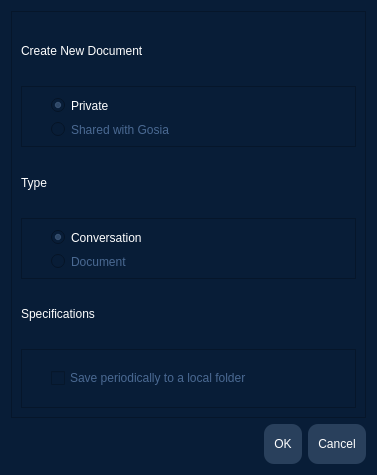
This is popup.ui in malgorzatagwinner/NewDawn as Qt 5 draws it before an edit. The edited form follows.
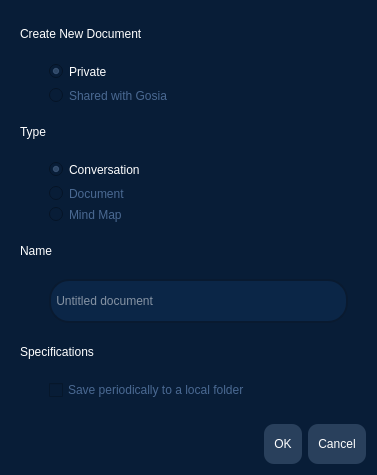
This is the edited form.

Commit message: Popup and logo

The edit to the form file:
```diff
--- a/popup.ui
+++ b/popup.ui
@@ -77,8 +77,24 @@
 }</string>
   </property>
   <layout class="QGridLayout" name="gridLayout">
+   <item row="1" column="0">
+    <widget class="QDialogButtonBox" name="buttonBox">
+     <property name="styleSheet">
+      <string notr="true">QPushButton{
+	color: rgb(255, 255, 255);
+	background-color: rgb(41, 64, 92);
+}</string>
+     </property>
+     <property name="orientation">
+      <enum>Qt::Horizontal</enum>
+     </property>
+     <property name="standardButtons">
+      <set>QDialogButtonBox::Cancel|QDialogButtonBox::Ok</set>
+     </property>
+    </widget>
+   </item>
    <item row="0" column="0">
-    <widget class="QFrame" name="frame">
+    <widget class="QWidget" name="widget" native="true">
      <property name="sizePolicy">
       <sizepolicy hsizetype="Expanding" vsizetype="Expanding">
        <horstretch>0</horstretch>
@@ -88,14 +104,81 @@
      <property name="styleSheet">
       <string notr="true"/>
      </property>
-     <property name="frameShape">
-      <enum>QFrame::StyledPanel</enum>
-     </property>
-     <property name="frameShadow">
-      <enum>QFrame::Raised</enum>
-     </property>
      <layout class="QGridLayout" name="gridLayout_3">
+      <item row="5" column="0">
+       <widget class="QFrame" name="frame">
+        <layout class="QGridLayout" name="gridLayout_6">
+         <item row="0" column="0">
+          <spacer name="horizontalSpacer_4">
+           <property name="orientation">
+            <enum>Qt::Horizontal</enum>
+           </property>
+           <property name="sizeType">
+            <enum>QSizePolicy::Fixed</enum>
+           </property>
+           <property name="sizeHint" stdset="0">
+            <size>
+             <width>20</width>
+             <height>20</height>
+            </size>
+           </property>
+          </spacer>
+         </item>
+         <item row="0" column="1">
+          <widget class="QLineEdit" name="name">
+           <property name="styleSheet">
+            <string notr="true">QLineEdit{
+border: 2px solid rgb(9, 26, 48);
+border-radius: 20px;
+color: #FFF;
+background-color: rgb(11, 38, 71);
+}
+
+QLineEdit:hover{
+border: 2px solid rgb(14, 47, 88);
+background-color: rgb(14, 47, 88);
+}
+
+QLineEdit:focus{
+border: 2px solid rgb(114, 159, 207);
+background-color: rgb(14, 47, 88);
+}</string>
+           </property>
+           <property name="placeholderText">
+            <string> Untitled document</string>
+           </property>
+          </widget>
+         </item>
+        </layout>
+       </widget>
+      </item>
       <item row="4" column="0">
+       <widget class="QLabel" name="label_4">
+        <property name="styleSheet">
+         <string notr="true">QLabel{
+	font: 12pt &quot;Ubuntu&quot;;
+color: rgb(255, 255, 255);
+}</string>
+        </property>
+        <property name="text">
+         <string>Name</string>
+        </property>
+       </widget>
+      </item>
+      <item row="0" column="0">
+       <widget class="QLabel" name="label">
+        <property name="styleSheet">
+         <string notr="true">QLabel{
+	font: 12pt &quot;Ubuntu&quot;;
+color: rgb(255, 255, 255);
+}</string>
+        </property>
+        <property name="text">
+         <string>Create New Document</string>
+        </property>
+       </widget>
+      </item>
+      <item row="7" column="0">
        <widget class="QLabel" name="label_2">
         <property name="sizePolicy">
          <sizepolicy hsizetype="Expanding" vsizetype="Preferred">
@@ -114,14 +197,53 @@
         </property>
        </widget>
       </item>
+      <item row="2" column="0">
+       <widget class="QLabel" name="label_3">
+        <property name="styleSheet">
+         <string notr="true">QLabel{
+	font: 12pt &quot;Ubuntu&quot;;
+color: rgb(255, 255, 255);
+}</string>
+        </property>
+        <property name="text">
+         <string>Type</string>
+        </property>
+       </widget>
+      </item>
+      <item row="8" column="0">
+       <widget class="QWidget" name="widget_4" native="true">
+        <layout class="QGridLayout" name="gridLayout_5">
+         <item row="0" column="0">
+          <spacer name="horizontalSpacer_3">
+           <property name="orientation">
+            <enum>Qt::Horizontal</enum>
+           </property>
+           <property name="sizeType">
+            <enum>QSizePolicy::Fixed</enum>
+           </property>
+           <property name="sizeHint" stdset="0">
+            <size>
+             <width>20</width>
+             <height>20</height>
+            </size>
+           </property>
+          </spacer>
+         </item>
+         <item row="0" column="1">
+          <widget class="QCheckBox" name="save_to_loc">
+           <property name="styleSheet">
+            <string notr="true"/>
+           </property>
+           <property name="text">
+            <string>Save periodically to a local folder</string>
+           </property>
+          </widget>
+         </item>
+        </layout>
+       </widget>
+      </item>
       <item row="3" column="0">
-       <widget class="QFrame" name="frame_3">
-        <property name="frameShape">
-         <enum>QFrame::StyledPanel</enum>
-        </property>
-        <property name="frameShadow">
-         <enum>QFrame::Raised</enum>
-        </property>
+       <widget class="QWidget" name="widget_3" native="true">
         <layout class="QGridLayout" name="gridLayout_4">
          <item row="0" column="1">
           <widget class="QRadioButton" name="type_conv">
@@ -136,6 +258,22 @@
            </property>
           </widget>
          </item>
+         <item row="0" column="0">
+          <spacer name="horizontalSpacer_2">
+           <property name="orientation">
+            <enum>Qt::Horizontal</enum>
+           </property>
+           <property name="sizeType">
+            <enum>QSizePolicy::Fixed</enum>
+           </property>
+           <property name="sizeHint" stdset="0">
+            <size>
+             <width>20</width>
+             <height>20</height>
+            </size>
+           </property>
+          </spacer>
+         </item>
          <item row="1" column="1">
           <widget class="QRadioButton" name="type_doc">
            <property name="styleSheet">
@@ -146,87 +284,21 @@
            </property>
           </widget>
          </item>
-         <item row="0" column="0">
-          <spacer name="horizontalSpacer_2">
-           <property name="orientation">
-            <enum>Qt::Horizontal</enum>
-           </property>
-           <property name="sizeType">
-            <enum>QSizePolicy::Fixed</enum>
-           </property>
-           <property name="sizeHint" stdset="0">
-            <size>
-             <width>20</width>
-             <height>20</height>
-            </size>
-           </property>
-          </spacer>
-         </item>
-        </layout>
-       </widget>
-      </item>
-      <item row="5" column="0">
-       <widget class="QFrame" name="frame_4">
-        <property name="frameShape">
-         <enum>QFrame::StyledPanel</enum>
-        </property>
-        <property name="frameShadow">
-         <enum>QFrame::Raised</enum>
-        </property>
-        <layout class="QGridLayout" name="gridLayout_5">
-         <item row="0" column="0">
-          <spacer name="horizontalSpacer_3">
-           <property name="orientation">
-            <enum>Qt::Horizontal</enum>
-           </property>
-           <property name="sizeType">
-            <enum>QSizePolicy::Fixed</enum>
-           </property>
-           <property name="sizeHint" stdset="0">
-            <size>
-             <width>20</width>
-             <height>20</height>
-            </size>
-           </property>
-          </spacer>
-         </item>
-         <item row="0" column="1">
-          <widget class="QCheckBox" name="save_to_loc">
-           <property name="styleSheet">
-            <string notr="true"/>
-           </property>
+         <item row="2" column="1">
+          <widget class="QRadioButton" name="radioButton">
            <property name="text">
-            <string>Save periodically to a local folder</string>
+            <string>Mind Map</string>
            </property>
           </widget>
          </item>
         </layout>
        </widget>
       </item>
-      <item row="0" column="0">
-       <widget class="QLabel" name="label">
-        <property name="styleSheet">
-         <string notr="true">QLabel{
-	font: 12pt &quot;Ubuntu&quot;;
-color: rgb(255, 255, 255);
-}</string>
-        </property>
-        <property name="text">
-         <string>Create New Document</string>
-        </property>
-       </widget>
-      </item>
       <item row="1" column="0">
-       <widget class="QFrame" name="frame_2">
+       <widget class="QWidget" name="widget_2" native="true">
         <property name="styleSheet">
          <string notr="true"/>
         </property>
-        <property name="frameShape">
-         <enum>QFrame::StyledPanel</enum>
-        </property>
-        <property name="frameShadow">
-         <enum>QFrame::Raised</enum>
-        </property>
         <layout class="QGridLayout" name="gridLayout_2">
          <item row="0" column="1">
           <widget class="QRadioButton" name="private_doc">
@@ -270,38 +342,9 @@
         </layout>
        </widget>
       </item>
-      <item row="2" column="0">
-       <widget class="QLabel" name="label_3">
-        <property name="styleSheet">
-         <string notr="true">QLabel{
-	font: 12pt &quot;Ubuntu&quot;;
-color: rgb(255, 255, 255);
-}</string>
-        </property>
-        <property name="text">
-         <string>Type</string>
-        </property>
-       </widget>
-      </item>
      </layout>
     </widget>
    </item>
-   <item row="1" column="0">
-    <widget class="QDialogButtonBox" name="buttonBox">
-     <property name="styleSheet">
-      <string notr="true">QPushButton{
-	color: rgb(255, 255, 255);
-	background-color: rgb(41, 64, 92);
-}</string>
-     </property>
-     <property name="orientation">
-      <enum>Qt::Horizontal</enum>
-     </property>
-     <property name="standardButtons">
-      <set>QDialogButtonBox::Cancel|QDialogButtonBox::Ok</set>
-     </property>
-    </widget>
-   </item>
   </layout>
  </widget>
  <resources/>
```
The commit also changes 13 other files.
